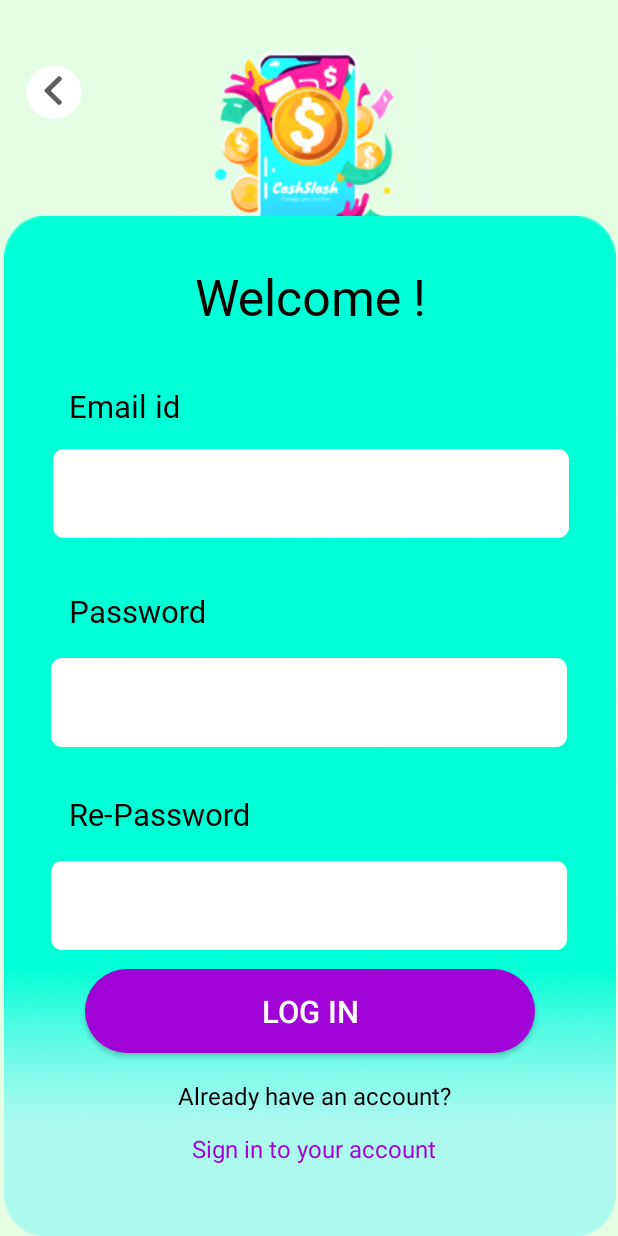
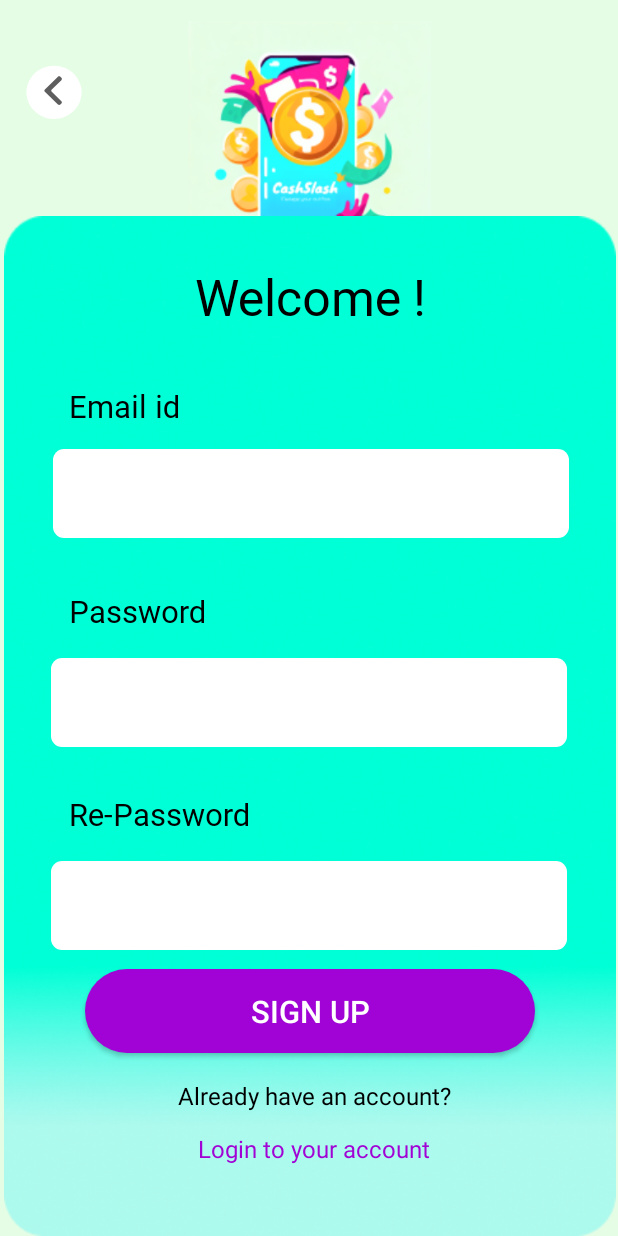
Before and after one commit to soumen974/CashSlash, an Android app: the login screen opened directly, with no data from a screen before it, on a phone screen of 412 x 824 dp. Run offline under Robolectric (Android 15) with nearby library versions, the phone set to English and light mode, and no system bars; Roboto replaces fonts that are not available here.

Commit message:
Update Login & Sign up page

```diff
--- a/app/src/main/res/layout/activity_landing_page.xml
+++ b/app/src/main/res/layout/activity_landing_page.xml
@@ -26,7 +26,7 @@
         android:layout_marginTop="24dp"
         android:background="@drawable/btn_bg"
         android:onClick="log"
-        android:text="Log in"
+        android:text="Sign Up"
         android:textAlignment="center"
         android:textColor="@color/white"
         android:textSize="20.38dp"
@@ -44,7 +44,7 @@
         android:layout_marginBottom="84dp"
         android:background="@drawable/custom_btn"
         android:onClick="sin"
-        android:text="Sign Up"
+        android:text="Login"
         android:textAlignment="center"
         android:textColor="#510063"
         android:textSize="20.38dp"
--- a/app/src/main/res/layout/activity_login.xml
+++ b/app/src/main/res/layout/activity_login.xml
@@ -49,7 +49,7 @@
             android:layout_width="300dp"
             android:layout_height="56dp"
             android:background="@drawable/btn_bg"
-            android:text="Log in"
+            android:text="Sign up"
             android:textAlignment="center"
             android:textColor="@color/white"
             android:textSize="20.38dp"
@@ -186,7 +186,7 @@
             android:layout_width="wrap_content"
             android:layout_height="wrap_content"
             android:onClick="sign"
-            android:text="Sign in to your account"
+            android:text="Login to your account"
             android:textColor="#A103D5"
             android:textSize="16dp"
             app:layout_constraintBottom_toBottomOf="parent"
--- a/app/src/main/res/layout/activity_signin.xml
+++ b/app/src/main/res/layout/activity_signin.xml
@@ -35,7 +35,7 @@
             android:layout_width="300dp"
             android:layout_height="56dp"
             android:background="@drawable/btn_bg"
-            android:text="Sign Up"
+            android:text="Login"
             android:textAlignment="center"
             android:textColor="@color/white"
             android:textSize="20.38dp"
```
